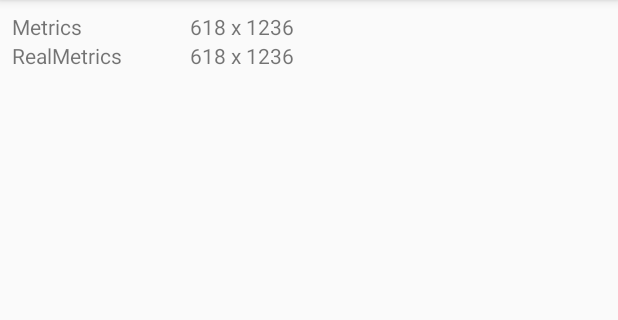
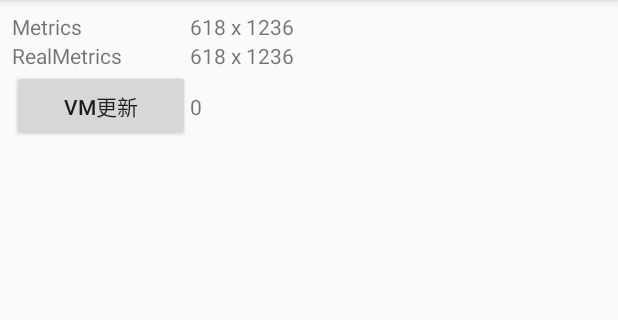
Before and after one commit to KantoWatanabe/AndroidSampleApp, an Android app: the screen it shows after launch (MainActivity), on a phone screen of 412 x 824 dp, the part 84-404 px from its top. Run offline under Robolectric (Android 15) with nearby library versions, the phone set to English and light mode, and no system bars.

Commit message:
[Add] ViewModelサンプル追加

```diff
--- a/app/build.gradle
+++ b/app/build.gradle
@@ -20,12 +20,16 @@ android {
             proguardFiles getDefaultProguardFile('proguard-android-optimize.txt'), 'proguard-rules.pro'
         }
     }
+    kotlinOptions {
+        jvmTarget = '1.8'
+    }
 }
 
 dependencies {
     implementation fileTree(dir: 'libs', include: ['*.jar'])
     implementation"org.jetbrains.kotlin:kotlin-stdlib-jdk7:$kotlin_version"
     implementation 'androidx.appcompat:appcompat:1.2.0'
+    implementation 'androidx.fragment:fragment-ktx:1.2.5' // by viewModelsに必要
     implementation 'androidx.core:core-ktx:1.3.2'
     implementation 'androidx.constraintlayout:constraintlayout:2.0.4'
     testImplementation 'junit:junit:4.12'
--- a/app/src/main/java/kantowatanabe/androidsampleapp/MainActivity.kt
+++ b/app/src/main/java/kantowatanabe/androidsampleapp/MainActivity.kt
@@ -3,6 +3,10 @@ package kantowatanabe.androidsampleapp
 import androidx.appcompat.app.AppCompatActivity
 import android.os.Bundle
 import android.util.DisplayMetrics
+import androidx.activity.viewModels
+import androidx.lifecycle.Observer
+import androidx.lifecycle.ViewModelProvider
+import kantowatanabe.androidsampleapp.viewmodel.MainViewModel
 import kotlinx.android.synthetic.main.activity_main.*
 
 class MainActivity : AppCompatActivity() {
@@ -22,5 +26,16 @@ class MainActivity : AppCompatActivity() {
         val rw = rm.widthPixels
         val rh = rm.heightPixels
         realMetrics.text = "$rw x $rh"
+
+        val viewModel: MainViewModel by viewModels()
+
+        vmUpdBtn.setOnClickListener {
+            viewModel.count.value = viewModel.count.value!! + 1
+        }
+
+        val observer = Observer<Int> {
+            vmText.text = it.toString()
+        }
+        viewModel.count.observe(this, observer)
     }
 }
--- /dev/null
+++ b/app/src/main/java/kantowatanabe/androidsampleapp/viewmodel/MainViewModel.kt
@@ -0,0 +1,15 @@
+package kantowatanabe.androidsampleapp.viewmodel
+
+import androidx.lifecycle.MutableLiveData
+import androidx.lifecycle.ViewModel
+
+class MainViewModel: ViewModel() {
+
+    val count: MutableLiveData<Int> by lazy {
+        MutableLiveData<Int>()
+    }
+
+    init {
+        count.value = 0
+    }
+}
--- a/app/src/main/res/layout/activity_main.xml
+++ b/app/src/main/res/layout/activity_main.xml
@@ -31,7 +31,7 @@
         <LinearLayout
                 android:orientation="horizontal"
                 android:layout_width="match_parent"
-                android:layout_height="match_parent">
+                android:layout_height="wrap_content">
             <TextView
                     android:text="RealMetrics"
                     android:layout_width="0dp"
@@ -41,5 +41,18 @@
                     android:layout_width="0dp"
                     android:layout_height="wrap_content" android:id="@+id/realMetrics" android:layout_weight="7"/>
         </LinearLayout>
+        <LinearLayout
+                android:orientation="horizontal"
+                android:layout_width="match_parent"
+                android:layout_height="match_parent">
+            <Button
+                    android:text="VM更新"
+                    android:layout_width="0dp"
+                    android:layout_height="wrap_content" android:id="@+id/vmUpdBtn" android:layout_weight="3"/>
+            <TextView
+                    android:text="0"
+                    android:layout_width="0dp"
+                    android:layout_height="wrap_content" android:id="@+id/vmText" android:layout_weight="7"/>
+        </LinearLayout>
     </LinearLayout>
 </androidx.constraintlayout.widget.ConstraintLayout>
```
